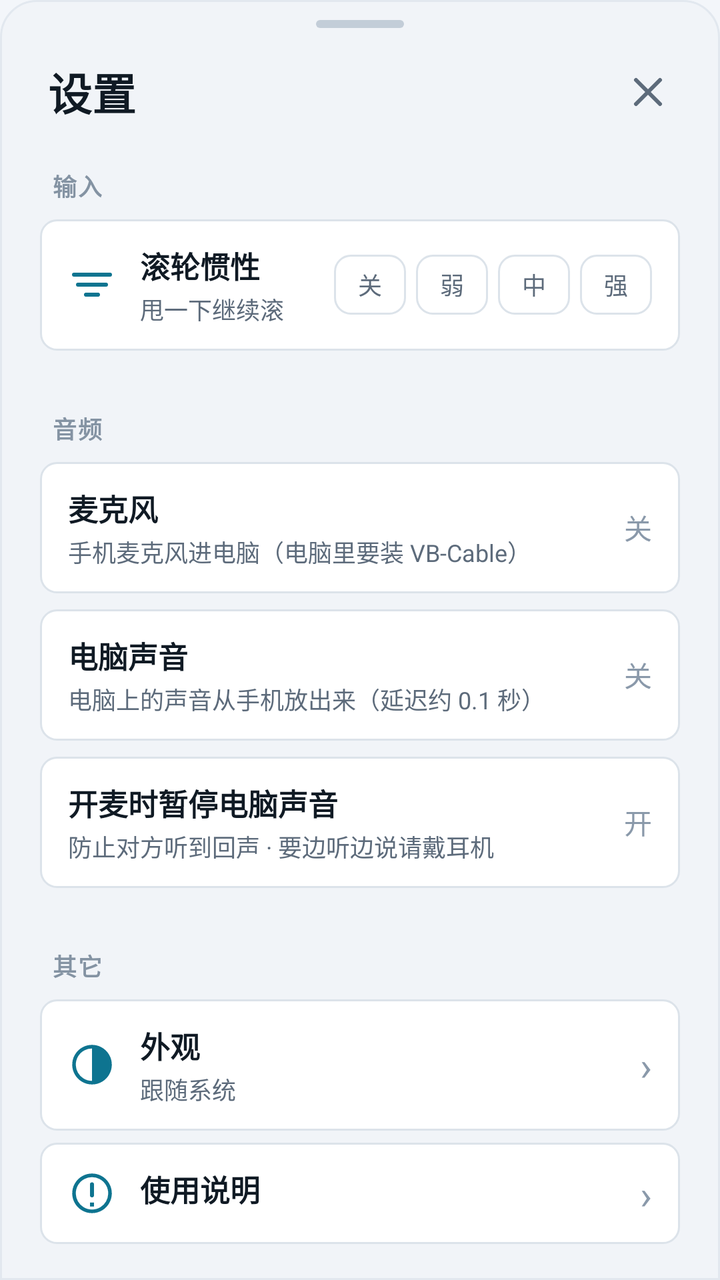
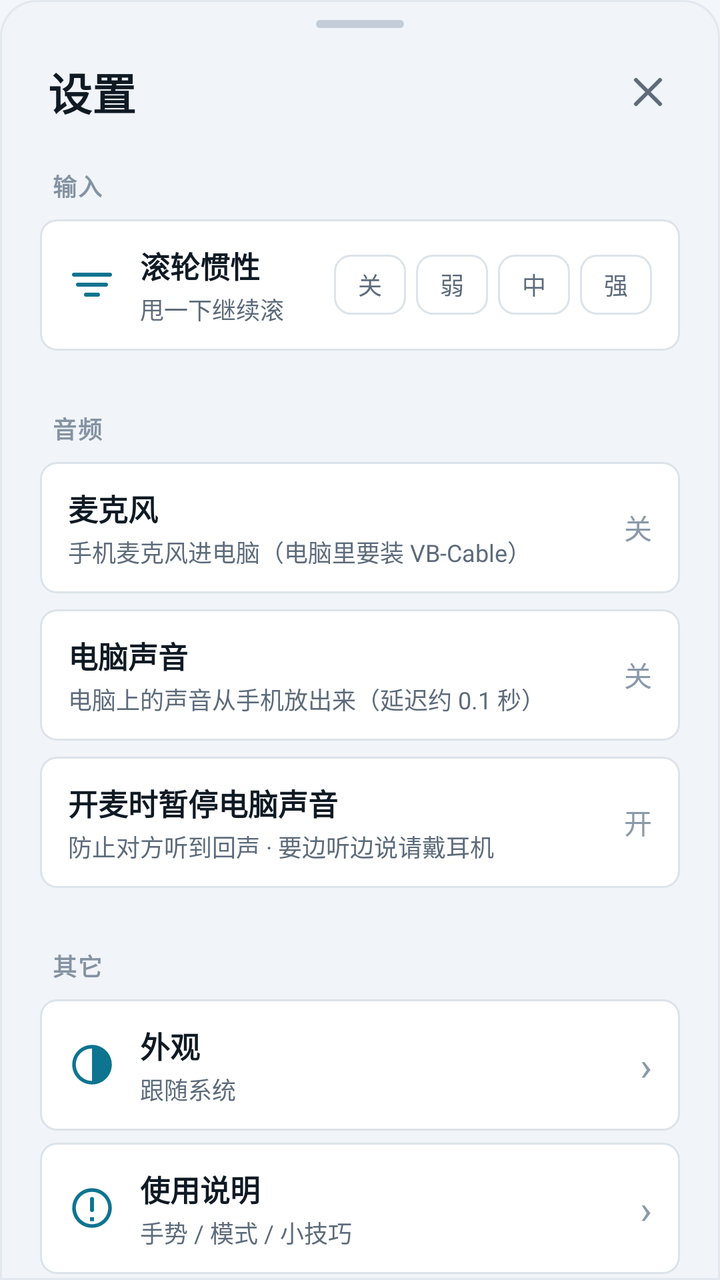

Compare the two renders of this Android layout. The source of the first and the diff that turns it into the second are given below.
<!-- AndroidManifest.xml: application theme Theme.AirMouse -->
<!-- res/layout/sheet_settings.xml -->
<?xml version="1.0" encoding="utf-8"?>
<LinearLayout xmlns:android="http://schemas.android.com/apk/res/android"
    android:layout_width="match_parent"
    android:layout_height="wrap_content"
    android:background="@drawable/bg_panel"
    android:orientation="vertical"
    android:paddingBottom="18dp">

    
    <View
        android:layout_width="44dp"
        android:layout_height="4dp"
        android:layout_gravity="center_horizontal"
        android:layout_marginTop="10dp"
        android:layout_marginBottom="6dp"
        android:background="@drawable/bg_handle" />

    
    <LinearLayout
        android:layout_width="match_parent"
        android:layout_height="wrap_content"
        android:gravity="center_vertical"
        android:orientation="horizontal"
        android:paddingStart="24dp"
        android:paddingEnd="16dp"
        android:paddingTop="6dp"
        android:paddingBottom="4dp">

        <TextView
            android:layout_width="0dp"
            android:layout_height="wrap_content"
            android:layout_weight="1"
            android:text="设置"
            android:textColor="@color/text_primary"
            android:textSize="22sp"
            android:textStyle="bold" />

        <ImageView
            android:id="@+id/sheetClose"
            android:layout_width="40dp"
            android:layout_height="40dp"
            android:background="?attr/selectableItemBackgroundBorderless"
            android:contentDescription="关闭"
            android:padding="8dp"
            android:src="@drawable/ic_close" />
    </LinearLayout>

    
    <TextView
        style="@style/AirSection"
        android:text="输入" />

    <LinearLayout
        android:layout_width="match_parent"
        android:layout_height="wrap_content"
        android:layout_marginStart="20dp"
        android:layout_marginTop="6dp"
        android:layout_marginEnd="20dp"
        android:background="@drawable/bg_key"
        android:gravity="center_vertical"
        android:orientation="horizontal"
        android:paddingStart="14dp"
        android:paddingTop="12dp"
        android:paddingEnd="14dp"
        android:paddingBottom="12dp">

        <ImageView
            android:layout_width="24dp"
            android:layout_height="24dp"
            android:contentDescription=""
            android:src="@drawable/ic_sheet_inertia" />

        <LinearLayout
            android:layout_width="0dp"
            android:layout_height="wrap_content"
            android:layout_marginStart="12dp"
            android:layout_weight="1"
            android:orientation="vertical">

            <TextView
                android:layout_width="wrap_content"
                android:layout_height="wrap_content"
                android:text="滚轮惯性"
                android:textColor="@color/text_primary"
                android:textSize="15sp"
                android:textStyle="bold" />

            <TextView
                android:layout_width="wrap_content"
                android:layout_height="wrap_content"
                android:layout_marginTop="2dp"
                android:maxLines="1"
                android:text="甩一下继续滚"
                android:textColor="@color/text_dim"
                android:textSize="12sp" />
        </LinearLayout>

        <TextView
            android:id="@+id/chipFling0"
            style="@style/AirChipSmall"
            android:text="关" />

        <TextView
            android:id="@+id/chipFling1"
            style="@style/AirChipSmall"
            android:text="弱" />

        <TextView
            android:id="@+id/chipFling2"
            style="@style/AirChipSmall"
            android:text="中" />

        <TextView
            android:id="@+id/chipFling3"
            style="@style/AirChipSmall"
            android:text="强" />
    </LinearLayout>

    
    <TextView
        style="@style/AirSection"
        android:layout_marginTop="16dp"
        android:text="音频" />

    <LinearLayout
        android:id="@+id/rowAudioMic"
        android:layout_width="match_parent"
        android:layout_height="wrap_content"
        android:layout_marginStart="20dp"
        android:layout_marginTop="6dp"
        android:layout_marginEnd="20dp"
        android:background="@drawable/bg_key"
        android:gravity="center_vertical"
        android:orientation="horizontal"
        android:paddingStart="14dp"
        android:paddingTop="12dp"
        android:paddingEnd="14dp"
        android:paddingBottom="12dp">

        <LinearLayout
            android:layout_width="0dp"
            android:layout_height="wrap_content"
            android:layout_weight="1"
            android:orientation="vertical">

            <TextView
                android:layout_width="wrap_content"
                android:layout_height="wrap_content"
                android:text="麦克风"
                android:textColor="@color/text_primary"
                android:textSize="15sp"
                android:textStyle="bold" />

            <TextView
                android:layout_width="wrap_content"
                android:layout_height="wrap_content"
                android:layout_marginTop="2dp"
                android:text="手机麦克风进电脑（电脑里要装 VB-Cable）"
                android:textColor="@color/text_dim"
                android:textSize="12sp" />
        </LinearLayout>

        <TextView
            android:id="@+id/tvAudioMic"
            android:layout_width="wrap_content"
            android:layout_height="wrap_content"
            android:text="关"
            android:textColor="@color/hint"
            android:textSize="14sp" />
    </LinearLayout>

    <LinearLayout
        android:id="@+id/rowAudioMedia"
        android:layout_width="match_parent"
        android:layout_height="wrap_content"
        android:layout_marginStart="20dp"
        android:layout_marginTop="8dp"
        android:layout_marginEnd="20dp"
        android:background="@drawable/bg_key"
        android:gravity="center_vertical"
        android:orientation="horizontal"
        android:paddingStart="14dp"
        android:paddingTop="12dp"
        android:paddingEnd="14dp"
        android:paddingBottom="12dp">

        <LinearLayout
            android:layout_width="0dp"
            android:layout_height="wrap_content"
            android:layout_weight="1"
            android:orientation="vertical">

            <TextView
                android:layout_width="wrap_content"
                android:layout_height="wrap_content"
                android:text="电脑声音"
                android:textColor="@color/text_primary"
                android:textSize="15sp"
                android:textStyle="bold" />

            <TextView
                android:layout_width="wrap_content"
                android:layout_height="wrap_content"
                android:layout_marginTop="2dp"
                android:text="电脑上的声音从手机放出来（延迟约 0.1 秒）"
                android:textColor="@color/text_dim"
                android:textSize="12sp" />
        </LinearLayout>

        <TextView
            android:id="@+id/tvAudioMedia"
            android:layout_width="wrap_content"
            android:layout_height="wrap_content"
            android:text="关"
            android:textColor="@color/hint"
            android:textSize="14sp" />
    </LinearLayout>

    
    <LinearLayout
        android:id="@+id/rowAudioPriority"
        android:layout_width="match_parent"
        android:layout_height="wrap_content"
        android:layout_marginStart="20dp"
        android:layout_marginTop="8dp"
        android:layout_marginEnd="20dp"
        android:background="@drawable/bg_key"
        android:gravity="center_vertical"
        android:orientation="horizontal"
        android:paddingStart="14dp"
        android:paddingTop="12dp"
        android:paddingEnd="14dp"
        android:paddingBottom="12dp">

        <LinearLayout
            android:layout_width="0dp"
            android:layout_height="wrap_content"
            android:layout_weight="1"
            android:orientation="vertical">

            <TextView
                android:layout_width="wrap_content"
                android:layout_height="wrap_content"
                android:text="开麦时暂停电脑声音"
                android:textColor="@color/text_primary"
                android:textSize="15sp"
                android:textStyle="bold" />

            <TextView
                android:layout_width="wrap_content"
                android:layout_height="wrap_content"
                android:layout_marginTop="2dp"
                android:text="防止对方听到回声 · 要边听边说请戴耳机"
                android:textColor="@color/text_dim"
                android:textSize="12sp" />
        </LinearLayout>

        <TextView
            android:id="@+id/tvAudioPriority"
            android:layout_width="wrap_content"
            android:layout_height="wrap_content"
            android:text="开"
            android:textColor="@color/hint"
            android:textSize="14sp" />
    </LinearLayout>

    
    <TextView
        style="@style/AirSection"
        android:layout_marginTop="16dp"
        android:text="其它" />

    <LinearLayout
        android:id="@+id/rowAppearance"
        android:layout_width="match_parent"
        android:layout_height="wrap_content"
        android:layout_marginStart="20dp"
        android:layout_marginTop="6dp"
        android:layout_marginEnd="20dp"
        android:background="@drawable/bg_key"
        android:gravity="center_vertical"
        android:orientation="horizontal"
        android:paddingStart="14dp"
        android:paddingTop="12dp"
        android:paddingEnd="14dp"
        android:paddingBottom="12dp">

        <ImageView
            android:layout_width="24dp"
            android:layout_height="24dp"
            android:contentDescription=""
            android:src="@drawable/ic_sheet_theme" />

        <LinearLayout
            android:layout_width="0dp"
            android:layout_height="wrap_content"
            android:layout_marginStart="12dp"
            android:layout_weight="1"
            android:orientation="vertical">

            <TextView
                android:layout_width="wrap_content"
                android:layout_height="wrap_content"
                android:text="外观"
                android:textColor="@color/text_primary"
                android:textSize="15sp"
                android:textStyle="bold" />

            <TextView
                android:id="@+id/tvAppearance"
                android:layout_width="wrap_content"
                android:layout_height="wrap_content"
                android:layout_marginTop="2dp"
                android:text="跟随系统"
                android:textColor="@color/text_dim"
                android:textSize="12sp" />
        </LinearLayout>

        <TextView
            android:layout_width="wrap_content"
            android:layout_height="wrap_content"
            android:text="›"
            android:textColor="@color/hint"
            android:textSize="20sp" />
    </LinearLayout>

    <LinearLayout
        android:id="@+id/rowHelp"
        android:layout_width="match_parent"
        android:layout_height="wrap_content"
        android:layout_marginStart="20dp"
        android:layout_marginTop="6dp"
        android:layout_marginEnd="20dp"
        android:background="@drawable/bg_key"
        android:gravity="center_vertical"
        android:orientation="horizontal"
        android:paddingStart="14dp"
        android:paddingTop="12dp"
        android:paddingEnd="14dp"
        android:paddingBottom="12dp">

        <ImageView
            android:layout_width="24dp"
            android:layout_height="24dp"
            android:contentDescription=""
            android:src="@drawable/ic_sheet_info" />

        <LinearLayout
            android:layout_width="0dp"
            android:layout_height="wrap_content"
            android:layout_marginStart="12dp"
            android:layout_weight="1"
            android:orientation="vertical">

            <TextView
                android:layout_width="wrap_content"
                android:layout_height="wrap_content"
                android:text="使用说明"
                android:textColor="@color/text_primary"
                android:textSize="15sp"
                android:textStyle="bold" />

            <TextView
                android:layout_width="wrap_content"
                android:layout_height="wrap_content"
                android:layout_marginTop="2dp"
                android:text="手势 / 模式 / 小技巧"
                android:textColor="@color/text_dim"
                android:textSize="12sp" />
        </LinearLayout>

        <TextView
            android:layout_width="wrap_content"
            android:layout_height="wrap_content"
            android:text="›"
            android:textColor="@color/hint"
            android:textSize="20sp" />
    </LinearLayout>

    <LinearLayout
        android:id="@+id/rowDiag"
        android:layout_width="match_parent"
        android:layout_height="wrap_content"
        android:layout_marginStart="20dp"
        android:layout_marginTop="6dp"
        android:layout_marginEnd="20dp"
        android:background="@drawable/bg_key"
        android:gravity="center_vertical"
        android:orientation="horizontal"
        android:paddingStart="14dp"
        android:paddingTop="12dp"
        android:paddingEnd="14dp"
        android:paddingBottom="12dp">

        <ImageView
            android:layout_width="24dp"
            android:layout_height="24dp"
            android:contentDescription=""
            android:src="@drawable/ic_sheet_info" />

        <LinearLayout
            android:layout_width="0dp"
            android:layout_height="wrap_content"
            android:layout_marginStart="12dp"
            android:layout_weight="1"
            android:orientation="vertical">

            <TextView
                android:layout_width="wrap_content"
                android:layout_height="wrap_content"
                android:text="诊断日志"
                android:textColor="@color/text_primary"
                android:textSize="15sp"
                android:textStyle="bold" />

            <TextView
                android:layout_width="wrap_content"
                android:layout_height="wrap_content"
                android:layout_marginTop="2dp"
                android:text="出问题时导出给作者"
                android:textColor="@color/text_dim"
                android:textSize="12sp" />
        </LinearLayout>

        <TextView
            android:layout_width="wrap_content"
            android:layout_height="wrap_content"
            android:text="›"
            android:textColor="@color/hint"
            android:textSize="20sp" />
    </LinearLayout>

    <LinearLayout
        android:id="@+id/rowUpdate"
        android:layout_width="match_parent"
        android:layout_height="wrap_content"
        android:layout_marginStart="20dp"
        android:layout_marginTop="6dp"
        android:layout_marginEnd="20dp"
        android:background="@drawable/bg_key"
        android:gravity="center_vertical"
        android:orientation="horizontal"
        android:paddingStart="14dp"
        android:paddingTop="12dp"
        android:paddingEnd="14dp"
        android:paddingBottom="12dp">

        <ImageView
            android:layout_width="24dp"
            android:layout_height="24dp"
            android:contentDescription=""
            android:src="@drawable/ic_sheet_info" />

        <LinearLayout
            android:layout_width="0dp"
            android:layout_height="wrap_content"
            android:layout_marginStart="12dp"
            android:layout_weight="1"
            android:orientation="vertical">

            <TextView
                android:layout_width="wrap_content"
                android:layout_height="wrap_content"
                android:text="检查更新"
                android:textColor="@color/text_primary"
                android:textSize="15sp"
                android:textStyle="bold" />

            <TextView
                android:id="@+id/tvUpdateSub"
                android:layout_width="wrap_content"
                android:layout_height="wrap_content"
                android:layout_marginTop="2dp"
                android:text="当前版本"
                android:textColor="@color/text_dim"
                android:textSize="12sp" />
        </LinearLayout>

        <TextView
            android:layout_width="wrap_content"
            android:layout_height="wrap_content"
            android:text="›"
            android:textColor="@color/hint"
            android:textSize="20sp" />
    </LinearLayout>
    <LinearLayout
        android:id="@+id/rowReset"
        android:layout_width="match_parent"
        android:layout_height="wrap_content"
        android:layout_marginStart="20dp"
        android:layout_marginTop="10dp"
        android:layout_marginEnd="20dp"
        android:background="@drawable/bg_key"
        android:gravity="center_vertical"
        android:orientation="horizontal"
        android:paddingStart="14dp"
        android:paddingTop="12dp"
        android:paddingEnd="14dp"
        android:paddingBottom="12dp">

        <ImageView
            android:layout_width="24dp"
            android:layout_height="24dp"
            android:contentDescription=""
            android:src="@drawable/ic_sheet_reset" />

        <LinearLayout
            android:layout_width="0dp"
            android:layout_height="wrap_content"
            android:layout_marginStart="12dp"
            android:layout_weight="1"
            android:orientation="vertical">

            <TextView
                android:layout_width="wrap_content"
                android:layout_height="wrap_content"
                android:text="全部重置"
                android:textColor="@color/danger"
                android:textSize="15sp"
                android:textStyle="bold" />

            <TextView
                android:layout_width="wrap_content"
                android:layout_height="wrap_content"
                android:layout_marginTop="2dp"
                android:text="清掉 IP、灵敏度、偏好"
                android:textColor="@color/text_dim"
                android:textSize="12sp" />
        </LinearLayout>
    </LinearLayout>

    <TextView
        android:id="@+id/sheetVersion"
        android:layout_width="match_parent"
        android:layout_height="wrap_content"
        android:layout_marginStart="22dp"
        android:layout_marginTop="14dp"
        android:text="陀螺仪鼠标"
        android:textColor="@color/hint"
        android:textSize="11sp" />
</LinearLayout>
<!-- resources referenced by this layout -->
<resources>
  <color name="danger">#FFC62828</color>
  <color name="hint">#FF8A99AA</color>
  <color name="text_dim">#FF5D6B7B</color>
  <color name="text_primary">#FF101A24</color>
  <!-- drawable bg_handle (drawable) -->
  <?xml version="1.0" encoding="utf-8"?>
  <shape xmlns:android="http://schemas.android.com/apk/res/android"
      android:shape="rectangle">
      <solid android:color="@color/handle" />
      <corners android:radius="2dp" />
  </shape>
  <!-- drawable bg_key (drawable) -->
  <?xml version="1.0" encoding="utf-8"?>
  <ripple xmlns:android="http://schemas.android.com/apk/res/android"
      android:color="@color/key_ripple">
      <item>
          <shape android:shape="rectangle">
              <corners android:radius="8dp" />
              <solid android:color="@color/key_bg" />
              <stroke
                  android:width="1dp"
                  android:color="@color/key_stroke" />
          </shape>
      </item>
  </ripple>
  <!-- drawable bg_panel (drawable) -->
  <?xml version="1.0" encoding="utf-8"?>
  <shape xmlns:android="http://schemas.android.com/apk/res/android"
      android:shape="rectangle">
      <corners
          android:topLeftRadius="18dp"
          android:topRightRadius="18dp" />
      <solid android:color="@color/panel_bg" />
      <stroke
          android:width="1dp"
          android:color="@color/panel_stroke" />
  </shape>
  <!-- drawable ic_close (drawable) -->
  <vector xmlns:android="http://schemas.android.com/apk/res/android"
      android:width="24dp"
      android:height="24dp"
      android:viewportWidth="24"
      android:viewportHeight="24">
      <path
          android:strokeColor="@color/text_dim"
          android:strokeWidth="2"
          android:strokeLineCap="round"
          android:pathData="M6,6l12,12M18,6l-12,12" />
  </vector>
  <!-- drawable ic_sheet_reset (drawable) -->
  <vector xmlns:android="http://schemas.android.com/apk/res/android"
      android:width="24dp"
      android:height="24dp"
      android:viewportWidth="24"
      android:viewportHeight="24">
      
      <path
          android:strokeColor="@color/danger"
          android:strokeWidth="2"
          android:strokeLineCap="round"
          android:pathData="M20,12a8,8 0 1,1 -2.4,-5.7" />
      <path
          android:fillColor="@color/danger"
          android:pathData="M21.4,3.2l0.4,6.2l-6.1,-1.2z" />
  </vector>
  <!-- drawable ic_sheet_theme (drawable) -->
  <vector xmlns:android="http://schemas.android.com/apk/res/android"
      android:width="24dp"
      android:height="24dp"
      android:viewportWidth="24"
      android:viewportHeight="24">
      
      <path
          android:strokeColor="@color/accent"
          android:strokeWidth="1.8"
          android:pathData="M12,3a9,9 0 1,0 0.01,0z" />
      <path
          android:fillColor="@color/accent"
          android:pathData="M12,3a9,9 0 0,1 0,18z" />
  </vector>
  <style name="AirChipSmall">
          <item name="android:layout_width">36dp</item>
          <item name="android:layout_height">30dp</item>
          <item name="android:layout_marginStart">5dp</item>
          <item name="android:background">@drawable/bg_key</item>
          <item name="android:gravity">center</item>
          <item name="android:textColor">@color/text_dim</item>
          <item name="android:textSize">12sp</item>
          <item name="android:clickable">true</item>
          <item name="android:focusable">true</item>
      </style>
  <color name="handle">#FFC3CDD8</color>
  <color name="key_ripple">#330E7490</color>
  <color name="key_bg">#FFFFFFFF</color>
  <color name="key_stroke">#FFDCE3EA</color>
  <color name="panel_bg">#FFF1F4F8</color>
  <color name="panel_stroke">#FFE2E8EF</color>
  <color name="accent">#FF0E7490</color>
  <color name="section">#FF8493A3</color>
  <color name="on_accent">#FFFFFFFF</color>
  <color name="accent_soft">#FFDCEFF5</color>
  <color name="on_primary_container">#FF05505F</color>
  <color name="surface">#FFFFFFFF</color>
  <color name="surface_2">#FFEDF1F6</color>
  <color name="stroke">#FFD3DCE6</color>
  <color name="bg">#FFF3F6FA</color>
  <!-- unchanged entries left out for length: 4 -->
</resources>

<!-- the commit's change to res/layout/sheet_settings.xml (unified diff, before → after) -->
@@ -1,8 +1,14 @@
 <?xml version="1.0" encoding="utf-8"?>
-<LinearLayout xmlns:android="http://schemas.android.com/apk/res/android"
+<androidx.core.widget.NestedScrollView xmlns:android="http://schemas.android.com/apk/res/android"
     android:layout_width="match_parent"
     android:layout_height="wrap_content"
     android:background="@drawable/bg_panel"
+    android:fillViewport="true"
+    android:scrollbars="none">
+
+<LinearLayout
+    android:layout_width="match_parent"
+    android:layout_height="wrap_content"
     android:orientation="vertical"
     android:paddingBottom="18dp">
 
@@ -539,3 +545,5 @@
         android:textColor="@color/hint"
         android:textSize="11sp" />
 </LinearLayout>
+
+</androidx.core.widget.NestedScrollView>
